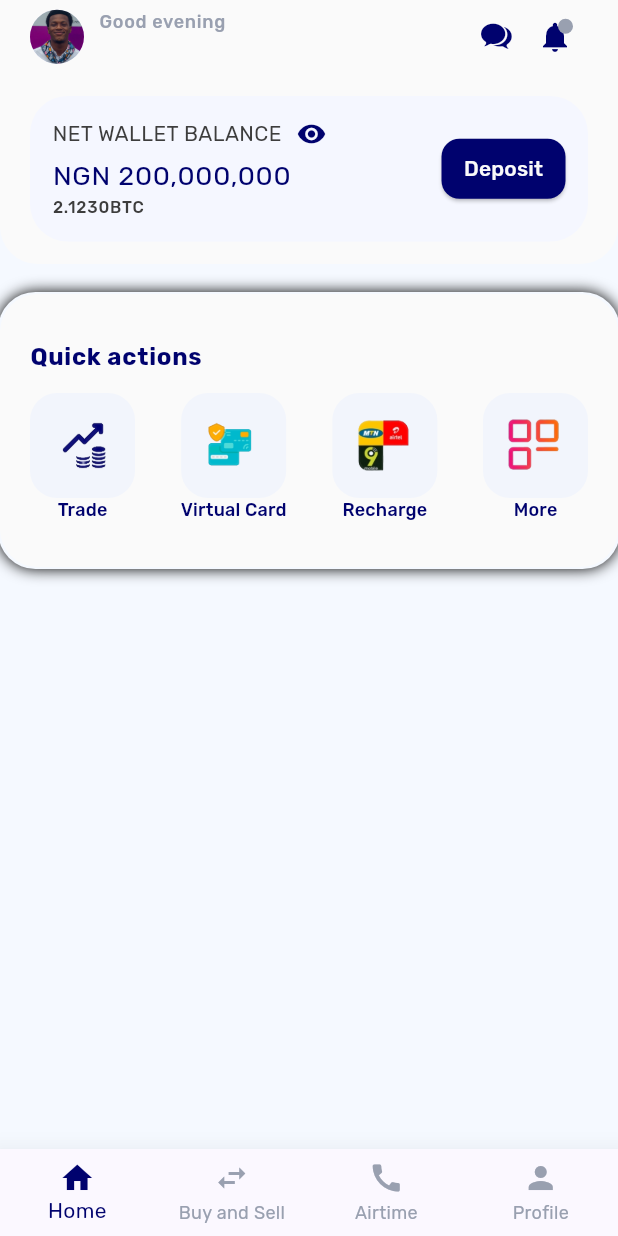
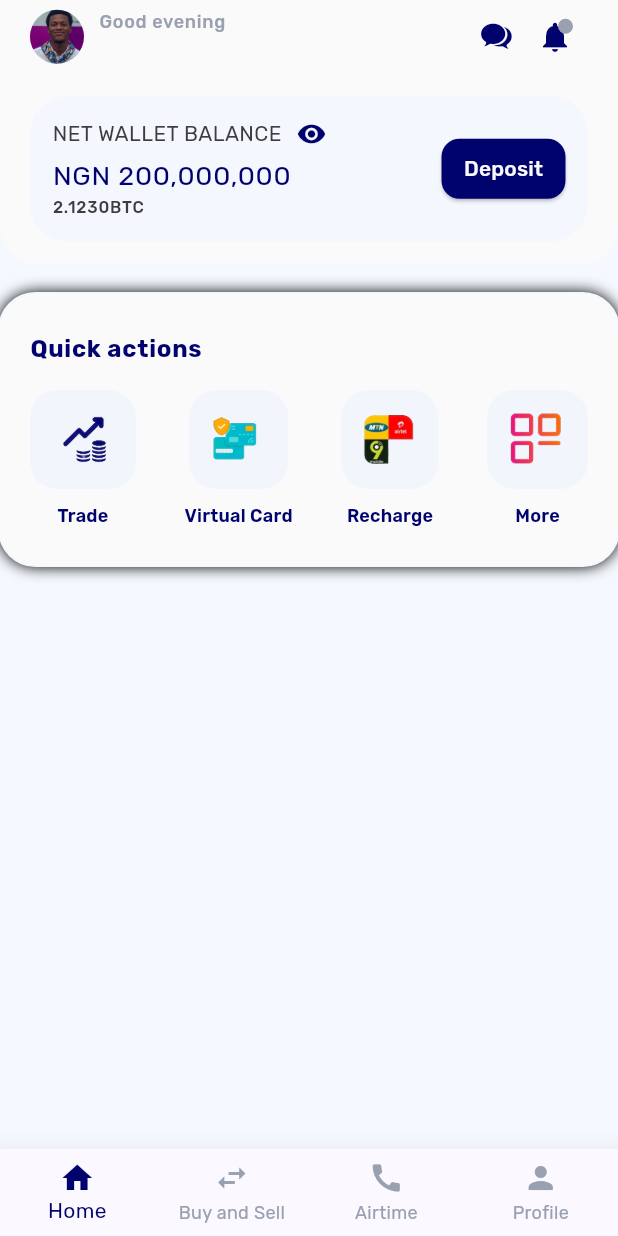
Before and after one commit to thedevsaxist/dantown-clone, a Flutter app: the Dashboard screen opened by its route, on a phone screen of 412 x 824 dp. Run offline on Flutter 3.47's test engine with Material 3 defaults, Android fonts, the phone set to English and light mode, and no system bars; our stand-ins replace flutter_dotenv, get_it, go_router, google_fonts; missing offline and left inert: default_ui_components.

Commit message:
made some adjustments to the dashboard.

```diff
--- a/lib/presentation/screens/dashboard.dart
+++ b/lib/presentation/screens/dashboard.dart
@@ -73,7 +73,7 @@ class _DashboardState extends State<Dashboard> {
           children: [
             Container(
               width: MediaQuery.sizeOf(context).width,
-              padding: const EdgeInsets.symmetric(horizontal: 20, vertical: 30),
+              padding: const EdgeInsets.symmetric(horizontal: 20, vertical: 25),
               decoration: BoxDecoration(
                 color: AppColors.backgroundColor,
                 borderRadius: BorderRadius.circular(Constants.borderRadius),
@@ -90,7 +90,7 @@ class _DashboardState extends State<Dashboard> {
                     ),
                   ),
 
-                  const SizedBox(height: 12),
+                  const SizedBox(height: 15),
 
                   Row(
                     mainAxisAlignment: MainAxisAlignment.spaceBetween,
--- a/lib/presentation/widgets/quick_action_item.dart
+++ b/lib/presentation/widgets/quick_action_item.dart
@@ -16,20 +16,24 @@ class _QuickActionItemState extends State<QuickActionItem> {
     return Column(
       children: [
         Container(
-          height: 70,
-          width: 70,
-          padding: const EdgeInsets.all(10),
+          height: MediaQuery.sizeOf(context).height * .08,
+          padding: const EdgeInsets.all(8.0),
           decoration: BoxDecoration(
             color: AppColors.lightBlue200,
             borderRadius: BorderRadius.circular(18),
           ),
           child: Image.asset(widget.image, fit: BoxFit.cover),
         ),
+
+        const SizedBox(height: 10),
+
         Text(
           widget.label,
-          style: Theme.of(
-            context,
-          ).textTheme.labelMedium?.copyWith(color: AppColors.primaryColor, letterSpacing: 0.15),
+          style: Theme.of(context).textTheme.labelMedium?.copyWith(
+            color: AppColors.primaryColor,
+            letterSpacing: 0.15,
+            fontWeight: FontWeight.w600,
+          ),
         ),
       ],
     );
```
